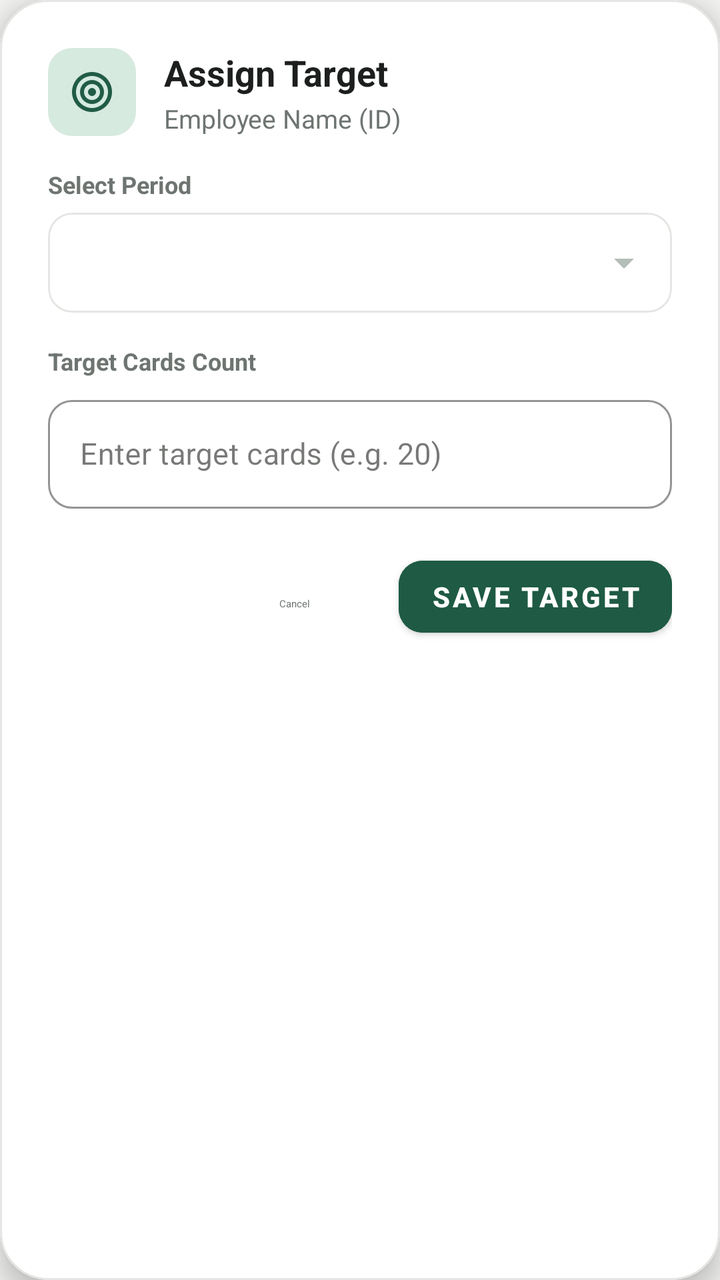
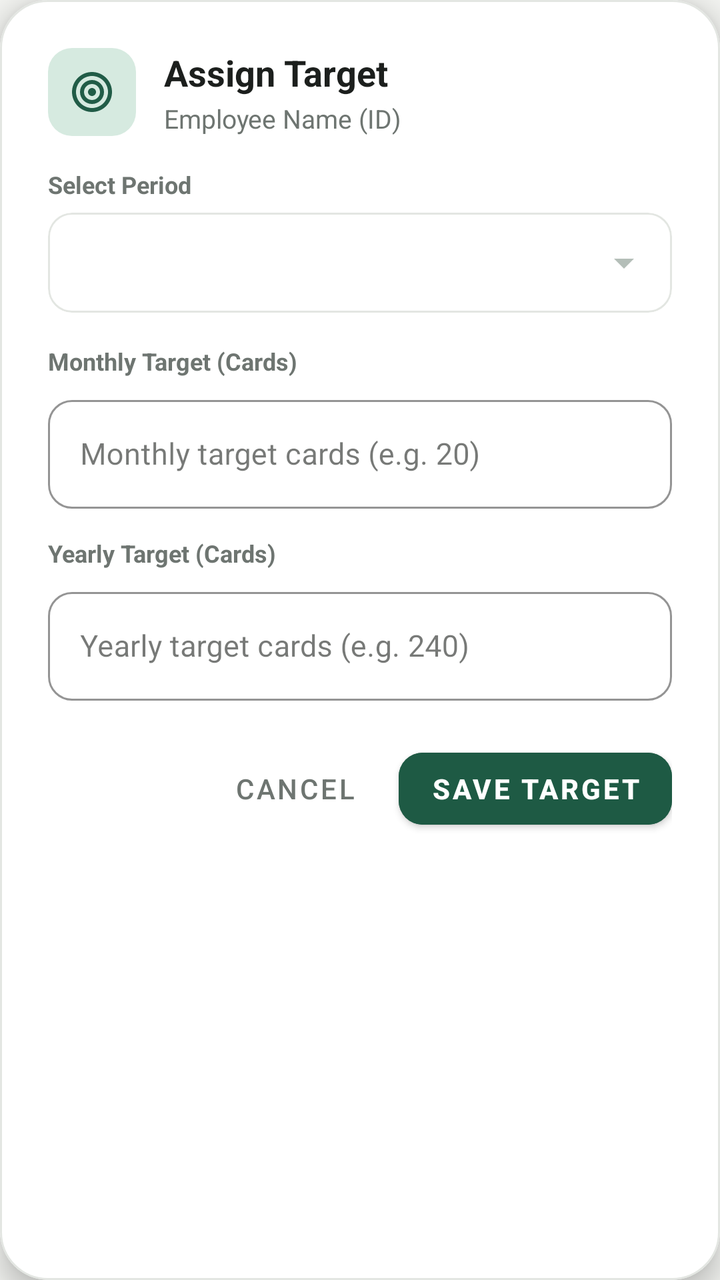

Compare the two renders of this Android layout. The source of the first and the diff that turns it into the second are given below.
<!-- AndroidManifest.xml: application theme Theme.PerformanceTracker -->
<!-- res/layout/dialog_set_target.xml -->
<?xml version="1.0" encoding="utf-8"?>
<com.google.android.material.card.MaterialCardView
    xmlns:android="http://schemas.android.com/apk/res/android"
    xmlns:app="http://schemas.android.com/apk/res-auto"
    android:layout_width="match_parent"
    android:layout_height="wrap_content"
    app:cardCornerRadius="24dp"
    app:cardElevation="8dp"
    app:strokeWidth="1dp"
    app:strokeColor="@color/card_stroke"
    app:cardBackgroundColor="@color/surface">

    <LinearLayout
        android:layout_width="match_parent"
        android:layout_height="wrap_content"
        android:orientation="vertical"
        android:padding="24dp">

        <LinearLayout
            android:layout_width="match_parent"
            android:layout_height="wrap_content"
            android:orientation="horizontal"
            android:gravity="center_vertical"
            android:layout_marginBottom="16dp">

            <FrameLayout
                android:layout_width="44dp"
                android:layout_height="44dp"
                android:background="@drawable/bg_badge_mint">

                <ImageView
                    android:layout_width="24dp"
                    android:layout_height="24dp"
                    android:layout_gravity="center"
                    android:src="@drawable/ic_target"
                    app:tint="@color/badge_mint_icon" />
            </FrameLayout>

            <LinearLayout
                android:layout_width="0dp"
                android:layout_height="wrap_content"
                android:layout_weight="1"
                android:layout_marginStart="14dp"
                android:orientation="vertical">

                <TextView
                    android:id="@+id/tvSetTargetTitle"
                    android:layout_width="wrap_content"
                    android:layout_height="wrap_content"
                    android:text="Assign Target"
                    android:textSize="18sp"
                    android:textColor="@color/text_primary"
                    android:textStyle="bold" />

                <TextView
                    android:id="@+id/tvSetTargetEmployee"
                    android:layout_width="wrap_content"
                    android:layout_height="wrap_content"
                    android:text="Employee Name (ID)"
                    android:textSize="13sp"
                    android:textColor="@color/text_secondary"
                    android:layout_marginTop="2dp" />
            </LinearLayout>
        </LinearLayout>

        
        <TextView
            android:layout_width="wrap_content"
            android:layout_height="wrap_content"
            android:text="Select Period"
            android:textSize="12sp"
            android:textColor="@color/text_secondary"
            android:textStyle="bold"
            android:layout_marginBottom="6dp" />

        <com.google.android.material.card.MaterialCardView
            android:layout_width="match_parent"
            android:layout_height="50dp"
            android:layout_marginBottom="16dp"
            app:cardElevation="0dp"
            app:strokeColor="@color/card_stroke"
            app:strokeWidth="1dp"
            app:cardCornerRadius="12dp"
            app:cardBackgroundColor="@color/surface_card">

            <Spinner
                android:id="@+id/spinnerTargetMonth"
                android:layout_width="match_parent"
                android:layout_height="match_parent"
                android:paddingHorizontal="8dp" />
        </com.google.android.material.card.MaterialCardView>

        
        <TextView
            android:layout_width="wrap_content"
            android:layout_height="wrap_content"
            android:text="Target Cards Count"
            android:textSize="12sp"
            android:textColor="@color/text_secondary"
            android:textStyle="bold"
            android:layout_marginBottom="6dp" />

        <com.google.android.material.textfield.TextInputLayout
            android:id="@+id/tilTargetCards"
            android:layout_width="match_parent"
            android:layout_height="wrap_content"
            android:layout_marginBottom="20dp"
            app:boxCornerRadiusTopStart="12dp"
            app:boxCornerRadiusTopEnd="12dp"
            app:boxCornerRadiusBottomStart="12dp"
            app:boxCornerRadiusBottomEnd="12dp"
            app:boxStrokeColor="@color/primary"
            style="@style/Widget.MaterialComponents.TextInputLayout.OutlinedBox">

            <com.google.android.material.textfield.TextInputEditText
                android:id="@+id/etTargetCards"
                android:layout_width="match_parent"
                android:layout_height="wrap_content"
                android:inputType="number"
                android:hint="Enter target cards (e.g. 20)"
                android:textSize="15sp"
                android:textColor="@color/text_primary" />
        </com.google.android.material.textfield.TextInputLayout>

        
        <LinearLayout
            android:layout_width="match_parent"
            android:layout_height="wrap_content"
            android:orientation="horizontal"
            android:gravity="end">

            <com.google.android.material.button.MaterialButton
                android:id="@+id/btnCancelTarget"
                style="@style/Widget.Material3.Button.TextButton"
                android:layout_width="wrap_content"
                android:layout_height="48dp"
                android:text="Cancel"
                android:textColor="@color/text_secondary"
                android:layout_marginEnd="8dp" />

            <com.google.android.material.button.MaterialButton
                android:id="@+id/btnSaveTarget"
                android:layout_width="wrap_content"
                android:layout_height="48dp"
                app:cornerRadius="12dp"
                android:backgroundTint="@color/primary"
                android:textColor="#FFFFFF"
                android:text="Save Target"
                android:textStyle="bold" />
        </LinearLayout>

    </LinearLayout>
</com.google.android.material.card.MaterialCardView>
<!-- resources referenced by this layout -->
<resources>
  <color name="badge_mint_icon">#215C47</color>
  <color name="card_stroke">#E3E6E2</color>
  <color name="primary">#1E5A44</color>
  <color name="surface">#FFFFFF</color>
  <color name="surface_card">#FFFFFF</color>
  <color name="text_primary">#1C1F1D</color>
  <color name="text_secondary">#6E7571</color>
  <!-- drawable bg_badge_mint (drawable) -->
  <?xml version="1.0" encoding="utf-8"?>
  <shape xmlns:android="http://schemas.android.com/apk/res/android">
      <solid android:color="@color/badge_mint_bg" />
      <corners android:radius="12dp" />
  </shape>
  <!-- drawable ic_target (drawable) -->
  <vector xmlns:android="http://schemas.android.com/apk/res/android"
      android:width="24dp"
      android:height="24dp"
      android:viewportWidth="24"
      android:viewportHeight="24">
    <path
        android:fillColor="#FF000000"
        android:pathData="M12,2C6.49,2 2,6.49 2,12s4.49,10 10,10 10,-4.49 10,-10S17.51,2 12,2zM12,20c-4.41,0 -8,-3.59 -8,-8s3.59,-8 8,-8 8,3.59 8,8 -3.59,8 -8,8zM12,6c-3.31,0 -6,2.69 -6,6s2.69,6 6,6 6,-2.69 6,-6 -2.69,-6 -6,-6zM12,16c-2.21,0 -4,-1.79 -4,-4s1.79,-4 4,-4 4,1.79 4,4 -1.79,4 -4,4zM12,10c-1.1,0 -2,0.9 -2,2s0.9,2 2,2 2,-0.9 2,-2 -0.9,-2 -2,-2z"/>
  </vector>
  <style name="Theme.PerformanceTracker" parent="Theme.MaterialComponents.Light.NoActionBar">
          <item name="colorPrimary">@color/primary</item>
          <item name="colorPrimaryVariant">@color/primary_dark</item>
          <item name="colorOnPrimary">@color/white</item>
          <item name="android:statusBarColor">@color/background</item>
          <item name="android:windowLightStatusBar">true</item>
          <item name="android:windowBackground">@color/background</item>
          <item name="colorSecondary">@color/secondary</item>
          <item name="colorSurface">@color/surface</item>
          <item name="colorOnSurface">@color/text_primary</item>
          <item name="colorControlNormal">@color/input_stroke_unfocused</item>
          <item name="colorControlActivated">@color/primary</item>
          <item name="android:textColorHint">@color/text_secondary</item>
          <item name="textInputStyle">@style/CustomOutlinedBox</item>
      </style>
  <color name="badge_mint_bg">#D6EAE0</color>
  <color name="primary_dark">#154333</color>
  <color name="white">#FFFFFF</color>
  <color name="background">#F3F4F1</color>
  <color name="secondary">#256650</color>
  <color name="input_stroke_unfocused">#B4BEB8</color>
  <style name="CustomOutlinedBox" parent="Widget.MaterialComponents.TextInputLayout.OutlinedBox">
          <item name="boxStrokeColor">@color/box_stroke_selector</item>
          <item name="boxStrokeWidth">1.5dp</item>
          <item name="boxStrokeWidthFocused">2dp</item>
          <item name="boxBackgroundColor">@color/input_background</item>
          <item name="hintTextColor">@color/primary</item>
          <item name="android:textColorHint">@color/text_secondary</item>
          <item name="boxCornerRadiusTopStart">12dp</item>
          <item name="boxCornerRadiusTopEnd">12dp</item>
          <item name="boxCornerRadiusBottomStart">12dp</item>
          <item name="boxCornerRadiusBottomEnd">12dp</item>
      </style>
  <color name="input_background">#F7FAF8</color>
</resources>

<!-- the commit's change to res/layout/dialog_set_target.xml (unified diff, before → after) -->
@@ -94,7 +94,7 @@
         <TextView
             android:layout_width="wrap_content"
             android:layout_height="wrap_content"
-            android:text="Target Cards Count"
+            android:text="Monthly Target (Cards)"
             android:textSize="12sp"
             android:textColor="@color/text_secondary"
             android:textStyle="bold"
@@ -104,7 +104,7 @@
             android:id="@+id/tilTargetCards"
             android:layout_width="match_parent"
             android:layout_height="wrap_content"
-            android:layout_marginBottom="20dp"
+            android:layout_marginBottom="14dp"
             app:boxCornerRadiusTopStart="12dp"
             app:boxCornerRadiusTopEnd="12dp"
             app:boxCornerRadiusBottomStart="12dp"
@@ -117,7 +117,39 @@
                 android:layout_width="match_parent"
                 android:layout_height="wrap_content"
                 android:inputType="number"
-                android:hint="Enter target cards (e.g. 20)"
+                android:hint="Monthly target cards (e.g. 20)"
+                android:textSize="15sp"
+                android:textColor="@color/text_primary" />
+        </com.google.android.material.textfield.TextInputLayout>
+
+        
+        <TextView
+            android:layout_width="wrap_content"
+            android:layout_height="wrap_content"
+            android:text="Yearly Target (Cards)"
+            android:textSize="12sp"
+            android:textColor="@color/text_secondary"
+            android:textStyle="bold"
+            android:layout_marginBottom="6dp" />
+
+        <com.google.android.material.textfield.TextInputLayout
+            android:id="@+id/tilYearlyTargetCards"
+            android:layout_width="match_parent"
+            android:layout_height="wrap_content"
+            android:layout_marginBottom="20dp"
+            app:boxCornerRadiusTopStart="12dp"
+            app:boxCornerRadiusTopEnd="12dp"
+            app:boxCornerRadiusBottomStart="12dp"
+            app:boxCornerRadiusBottomEnd="12dp"
+            app:boxStrokeColor="@color/primary"
+            style="@style/Widget.MaterialComponents.TextInputLayout.OutlinedBox">
+
+            <com.google.android.material.textfield.TextInputEditText
+                android:id="@+id/etYearlyTargetCards"
+                android:layout_width="match_parent"
+                android:layout_height="wrap_content"
+                android:inputType="number"
+                android:hint="Yearly target cards (e.g. 240)"
                 android:textSize="15sp"
                 android:textColor="@color/text_primary" />
         </com.google.android.material.textfield.TextInputLayout>
@@ -131,7 +163,7 @@
 
             <com.google.android.material.button.MaterialButton
                 android:id="@+id/btnCancelTarget"
-                style="@style/Widget.Material3.Button.TextButton"
+                style="@style/Widget.MaterialComponents.Button.TextButton"
                 android:layout_width="wrap_content"
                 android:layout_height="48dp"
                 android:text="Cancel"
